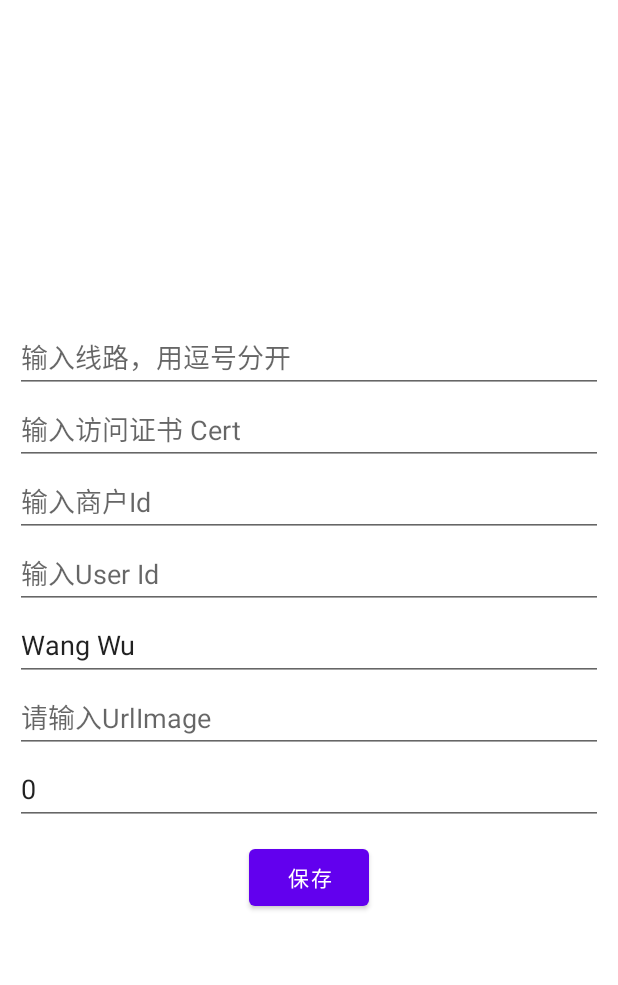
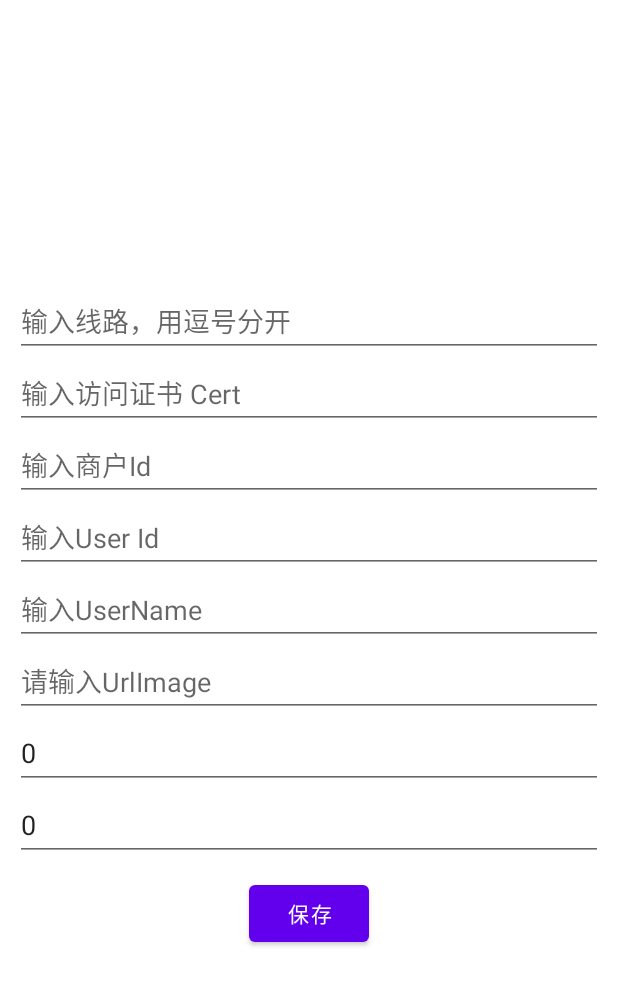
Before and after one commit to QiSDK/QiChatDemo_Android, an Android app: the SettingsFragment screen opened through its navigation route, after a tap on "保存", on a phone screen of 412 x 824 dp. Shown: the top 985 px of the screen. Run offline under Robolectric (Android 15) with nearby library versions, the phone set to English and light mode, and no system bars; libraries missing offline, so code that uses them is left out: com.arthenica.mobileffmpeg, com.luck.picture, com.tbruyelle.rxpermissions3, com.teneasyChat.api, com.xuexiang.xhttp2; pictures from the network do not load; 11 statements that could not run were skipped.

Commit message:
user_level

```diff
--- a/TeneasyChatSDKUI_Android/src/main/java/com/teneasy/chatuisdk/SettingsFragment.kt
+++ b/TeneasyChatSDKUI_Android/src/main/java/com/teneasy/chatuisdk/SettingsFragment.kt
@@ -18,6 +18,7 @@ import com.teneasy.chatuisdk.ui.base.PARAM_MAXSESSIONMINS
 import com.teneasy.chatuisdk.ui.base.PARAM_MERCHANT_ID
 import com.teneasy.chatuisdk.ui.base.PARAM_USERNAME
 import com.teneasy.chatuisdk.ui.base.PARAM_USER_ID
+import com.teneasy.chatuisdk.ui.base.PARAM_USER_LEVEL
 import com.teneasy.chatuisdk.ui.base.PARAM_XTOKEN
 import com.teneasy.chatuisdk.ui.base.UserPreferences
 import com.teneasy.chatuisdk.ui.base.Utils
@@ -55,6 +56,8 @@ var binding: FragmentSettingsBinding? = null
 
             this.etBaseImgUrl?.setText(Constants.baseUrlImage)
             this.etMaxSessionMins?.setText(Constants.maxSessionMins.toString())
+            this.etUserLevel?.setText(Constants.userLevel.toString())
+
             this.btnSave.setOnClickListener {
                 Constants.lines = this.etLine.text.toString().trim()
                 //配置更改后，要清除Token
@@ -65,6 +68,7 @@ var binding: FragmentSettingsBinding? = null
                 Constants.baseUrlImage = this.etBaseImgUrl.text.toString().trim()
                 Constants.userName = this.etUserName.text.toString().trim()
                 Constants.maxSessionMins = this.etMaxSessionMins.text.toString().trim().toIntOrZero()
+                Constants.userLevel = this.etUserLevel.text.toString().trim().toIntOrZero()
 
                 UserPreferences().putString(PARAM_CERT, Constants.cert)
                 UserPreferences().putInt(PARAM_USER_ID, Constants.userId)
@@ -74,6 +78,7 @@ var binding: FragmentSettingsBinding? = null
                 UserPreferences().putString(PARAM_IMAGEBASEURL, Constants.baseUrlImage)
                 UserPreferences().putString(PARAM_USERNAME, Constants.userName)
                 UserPreferences().putInt(PARAM_MAXSESSIONMINS, Constants.maxSessionMins)
+                UserPreferences().putInt(PARAM_USER_LEVEL, Constants.userLevel)
 
                 ToastUtils.showToast(requireContext(), "保存成功")
             }
--- a/TeneasyChatSDKUI_Android/src/main/java/com/teneasy/chatuisdk/ui/base/Constants.kt
+++ b/TeneasyChatSDKUI_Android/src/main/java/com/teneasy/chatuisdk/ui/base/Constants.kt
@@ -17,6 +17,7 @@ const val PARAM_DOMAIN = "wssBaseUrl"
 const val PARAM_IMAGEBASEURL = "baseUrlImage"
 const val PARAM_USERNAME = "USER_NAME"
 const val PARAM_MAXSESSIONMINS = "MAXSESSIONMINS"
+const val PARAM_USER_LEVEL = "USER_LEVEL"
 
 ////这几个是需要在设置里面配置
 //var lines = ""
@@ -47,6 +48,7 @@ class Constants {
         var baseUrlImage = "https://sssacc.wwc09.com" //用于拼接图片地址
         var userName = "Wang Wu"
         var maxSessionMins = 19999999
+        var userLevel = 88
 
 
 //        var lines = "https://csapi.hfxg.xyz,https://xxx.qixin14.xyz"
@@ -101,7 +103,7 @@ class Constants {
             var custom = Custom()
             custom.username = userName;
             custom.platform = 2;
-            custom.user_level = 10
+            custom.user_level = userLevel
             val cust = Gson().toJson(custom)
             val c = URLEncoder.encode(cust, "utf-8")
             return c
--- a/TeneasyChatSDKUI_Android/src/main/java/com/teneasy/chatuisdk/ui/base/Utils.kt
+++ b/TeneasyChatSDKUI_Android/src/main/java/com/teneasy/chatuisdk/ui/base/Utils.kt
@@ -73,6 +73,9 @@ class Utils {
         Constants.baseUrlImage =
             UserPreferences().getString(PARAM_IMAGEBASEURL, Constants.baseUrlImage)
         Constants.maxSessionMins = UserPreferences().getInt(PARAM_MAXSESSIONMINS, Constants.maxSessionMins);
+
+        Constants.userName = UserPreferences().getString(PARAM_USERNAME, Constants.userName)
+        Constants.userLevel = UserPreferences().getInt(PARAM_USER_LEVEL, Constants.userLevel)
     }
 
     fun closeSoftKeyboard(view: View?) {
--- a/TeneasyChatSDKUI_Android/src/main/res/layout/fragment_settings.xml
+++ b/TeneasyChatSDKUI_Android/src/main/res/layout/fragment_settings.xml
@@ -45,8 +45,10 @@
         android:hint="最长会话时间，单位分钟"
         android:layout_width="match_parent"
         android:layout_height="wrap_content" />
-
-
+    <EditText android:id="@+id/et_UserLevel"
+        android:hint="用户级别"
+        android:layout_width="match_parent"
+        android:layout_height="wrap_content" />
 
     <Button
         android:id="@+id/btn_Save"
```
